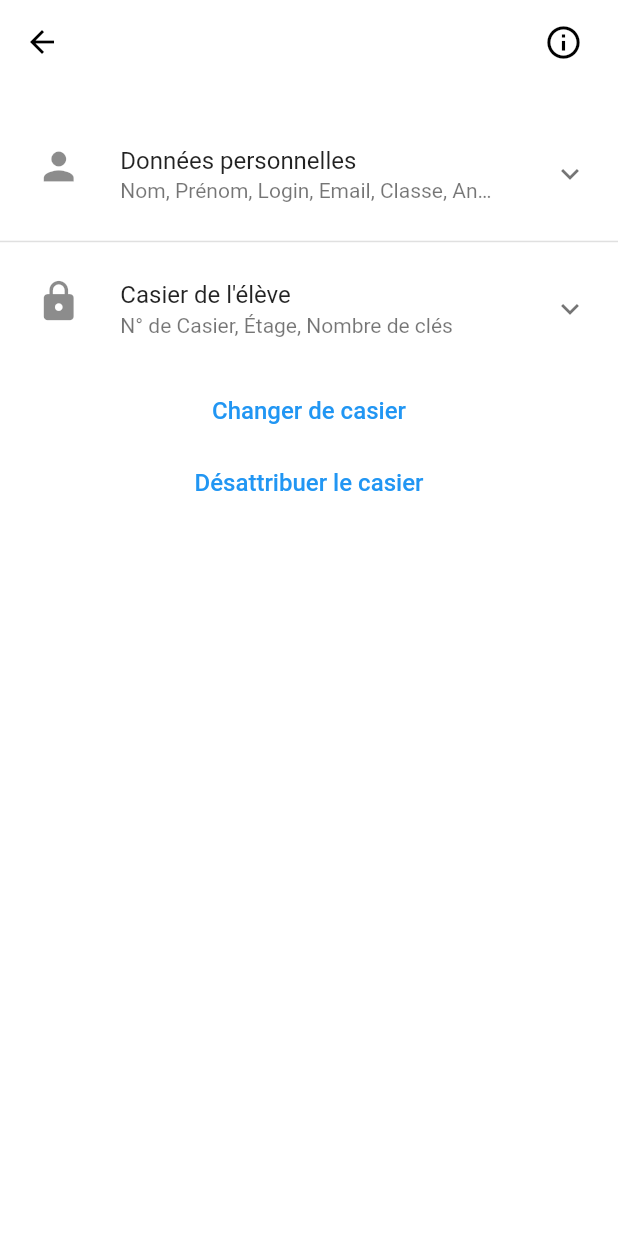
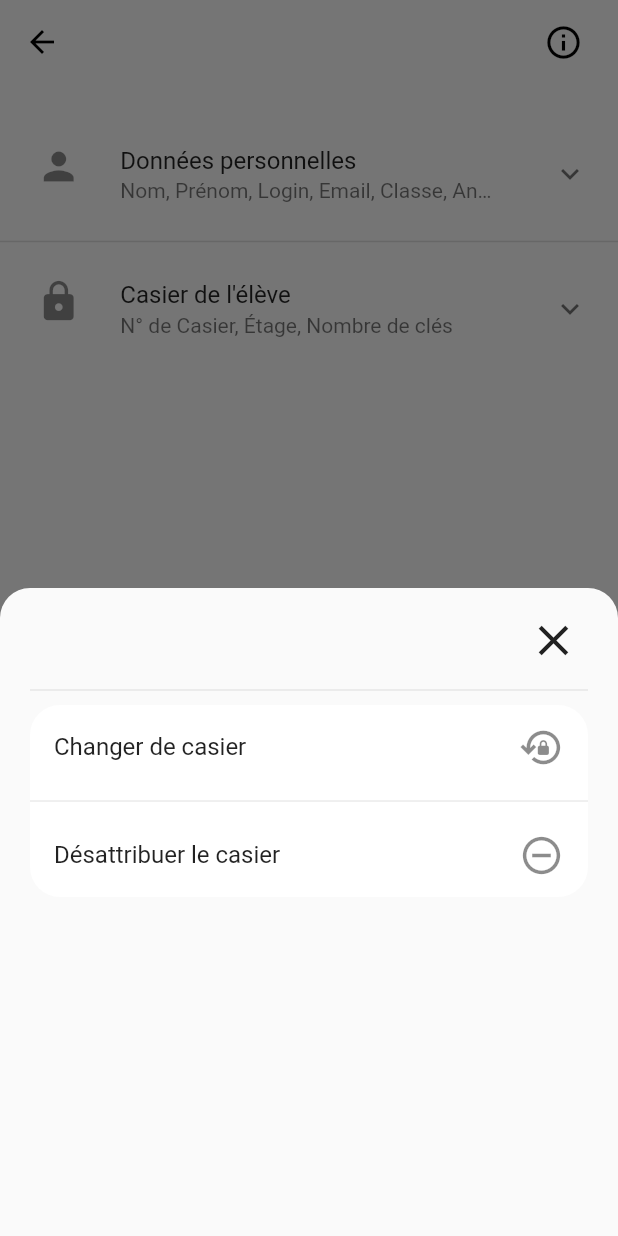
Before and after one commit to HerdisonHazeraj/lockers_app, a Flutter app: the StudentDetailsScreenMobile screen opened directly with empty values, after a tap on the "info outline" icon, on a phone screen of 412 x 824 dp. Run offline on Flutter 3.47's test engine with Material 2 defaults, Android fonts, the phone set to English and light mode, and no system bars; our stand-ins replace cached_network_image, easy_sidemenu, file_picker, firebase_auth, firebase_core, firebase_database and 6 more; missing offline and left inert: firedart, fluent_ui, multiselect, window_size; accounts and stored records are empty; network calls fail; project files that could hold a hidden picture were left out.

Commit message:
hop pour herd

```diff
--- a/lib/screens/mobile/students/widget/student_details_screen.dart
+++ b/lib/screens/mobile/students/widget/student_details_screen.dart
@@ -33,6 +33,26 @@ class _StudentDetailsScreenMobileState
     } else {
       locker = Locker.error();
     }
+
+    List<ListTile> standardList = [
+      ListTile(
+        title: const Text('Changer de casier'),
+        onTap: () {},
+        trailing: Icon(
+          Icons.lock_reset_outlined,
+          size: 30,
+        ),
+      ),
+      ListTile(
+        title: const Text('Désattribuer le casier'),
+        onTap: () {},
+        trailing: Icon(
+          Icons.remove_circle_outline,
+          size: 30,
+        ),
+      ),
+    ];
+
     return Scaffold(
         backgroundColor: Colors.white,
         appBar: AppBar(
@@ -51,11 +71,11 @@ class _StudentDetailsScreenMobileState
                   right: MediaQuery.of(context).size.width * 0.03),
               child: IconButton(
                 onPressed: () {
-                  // ModalBottomSheetWidget(
-                  //   context,
-                  //   standardList,
-                  //   widget.locker,
-                  // );
+                  ModalBottomSheetWidget(
+                    context,
+                    standardList,
+                    '${widget.student.firstName} ${widget.student.lastName}',
+                  );
                 },
                 icon: const Icon(
                   Icons.info_outline,
@@ -171,24 +191,24 @@ class _StudentDetailsScreenMobileState
                 ),
               ],
             ),
-            TextButton(
-                onPressed: () {},
-                child: const Text(
-                  'Changer de casier',
-                  style: TextStyle(fontSize: 16),
-                )),
-            TextButton(
-                onPressed: () {
-                  setState(() async {
-                    await Provider.of<LockerStudentProvider>(context,
-                            listen: false)
-                        .unAttributeLocker(locker, widget.student);
-                  });
-                },
-                child: const Text(
-                  'Désattribuer le casier',
-                  style: TextStyle(fontSize: 16),
-                )),
+            // TextButton(
+            //     onPressed: () {},
+            //     child: const Text(
+            //       'Changer de casier',
+            //       style: TextStyle(fontSize: 16),
+            //     )),
+            // TextButton(
+            //     onPressed: () {
+            //       setState(() async {
+            //         await Provider.of<LockerStudentProvider>(context,
+            //                 listen: false)
+            //             .unAttributeLocker(locker, widget.student);
+            //       });
+            //     },
+            //     child: const Text(
+            //       'Désattribuer le casier',
+            //       style: TextStyle(fontSize: 16),
+            //     )),
           ]),
         ));
   }
```
Also changed, not shown: lib/screens/mobile/lockers/widget/locker_details_mobile.dart (+5 -4 lines).
